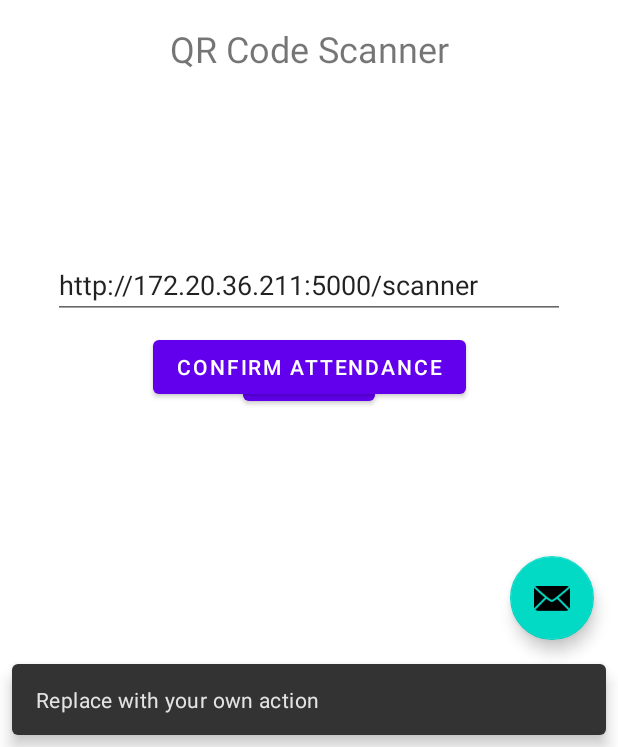
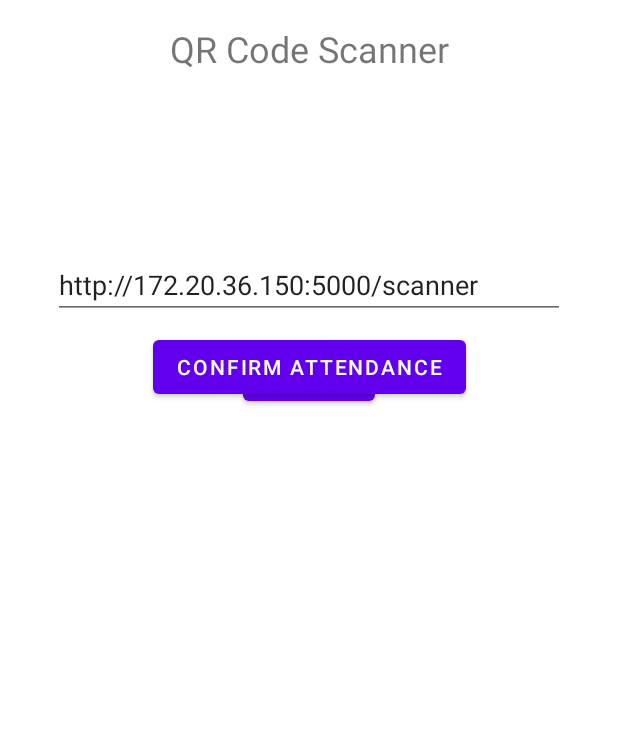
Before and after one commit to mario-r99/hackathon-2022, an Android app: the fragment ThirdFragment placed in its activity, after a tap on "SCAN", on a phone screen of 412 x 824 dp, the part 489-1236 px from its top. Run offline under Robolectric (Android 15) with nearby library versions, the phone set to English and light mode, and no system bars; our stand-ins replace navigation-ui; network calls fail; 1 other tap on this screen came first.

Commit message:
Change IP adress back

```diff
--- a/scanner/app/src/main/java/com/hackathon2022/scanner/MainActivity.kt
+++ b/scanner/app/src/main/java/com/hackathon2022/scanner/MainActivity.kt
@@ -27,11 +27,6 @@ class MainActivity : AppCompatActivity() {
         val navController = findNavController(R.id.nav_host_fragment_content_main)
         appBarConfiguration = AppBarConfiguration(navController.graph)
         setupActionBarWithNavController(navController, appBarConfiguration)
-
-        binding.fab.setOnClickListener { view ->
-            Snackbar.make(view, "Replace with your own action", Snackbar.LENGTH_LONG)
-                .setAction("Action", null).show()
-        }
     }
 
     override fun onCreateOptionsMenu(menu: Menu): Boolean {
--- a/scanner/app/src/main/java/com/hackathon2022/scanner/ThirdFragment.kt
+++ b/scanner/app/src/main/java/com/hackathon2022/scanner/ThirdFragment.kt
@@ -31,7 +31,7 @@ import java.time.format.DateTimeFormatter
 class ThirdFragment : Fragment() {
 
     private var _binding: FragmentThirdBinding? = null
-    private val serverUrl = "http://172.20.36.211:5000/scanner"
+    private val serverUrl = "http://172.20.36.150:5000/scanner"
     private lateinit var fusedLocationClient: FusedLocationProviderClient
     private var latitude = 48.748654568574594
     private var longitude = 9.108372534029133
--- a/scanner/app/src/main/res/layout/activity_main.xml
+++ b/scanner/app/src/main/res/layout/activity_main.xml
@@ -22,13 +22,4 @@
 
     <include layout="@layout/content_main" />
 
-    <com.google.android.material.floatingactionbutton.FloatingActionButton
-        android:id="@+id/fab"
-        android:layout_width="wrap_content"
-        android:layout_height="wrap_content"
-        android:layout_gravity="bottom|end"
-        android:layout_marginEnd="@dimen/fab_margin"
-        android:layout_marginBottom="16dp"
-        app:srcCompat="@android:drawable/ic_dialog_email" />
-
 </androidx.coordinatorlayout.widget.CoordinatorLayout>
```
Also changed, not shown: 1 other file.
